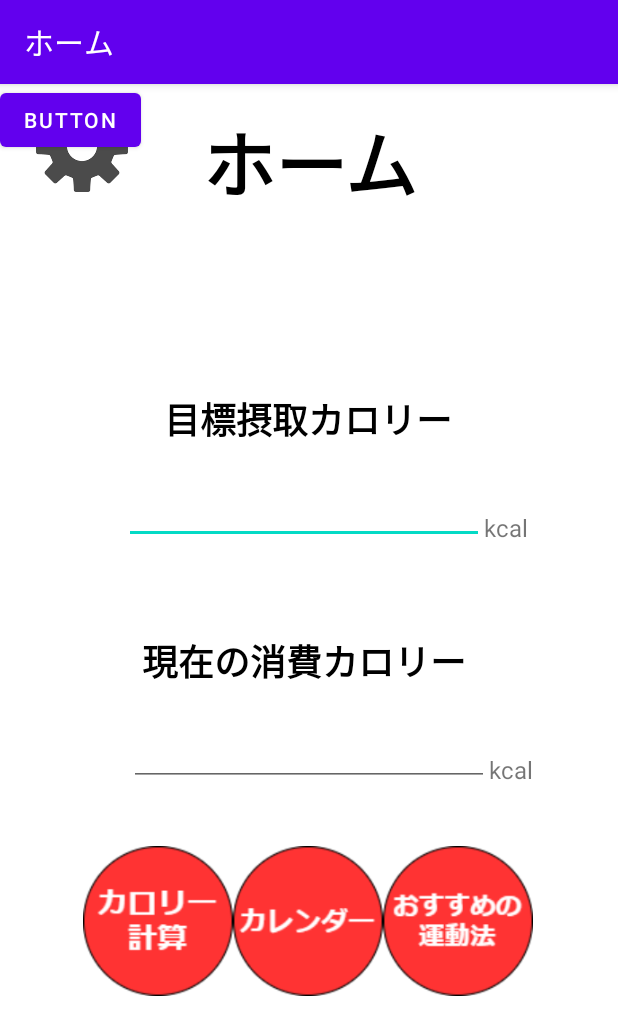
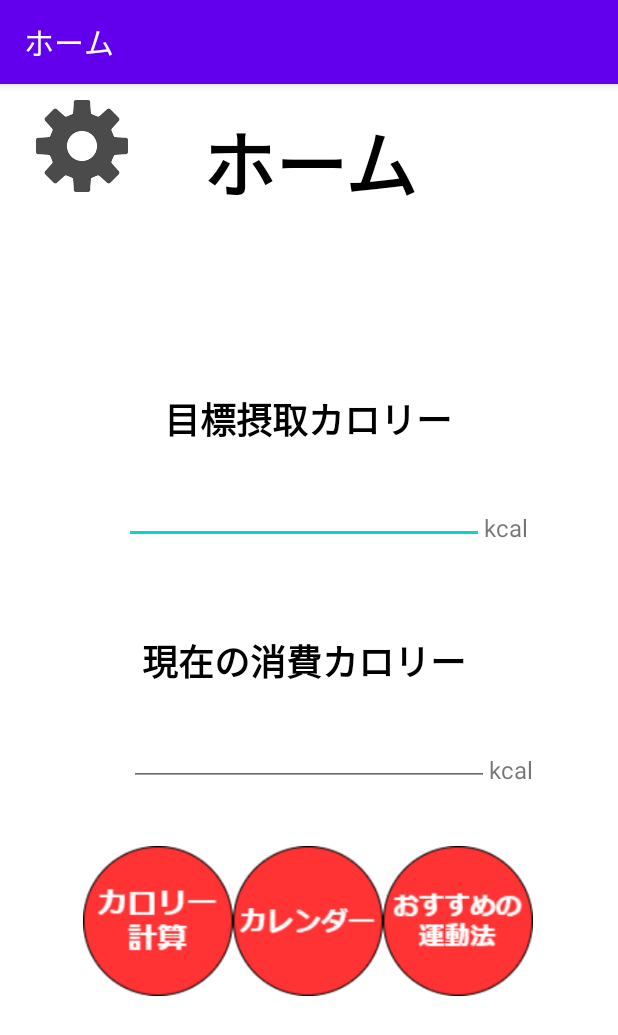
Before and after one commit to spr2040136/maslog2, an Android app: the screen it shows after launch (Mainhome), on a phone screen of 412 x 824 dp. Shown: the top 1035 px of the screen. Run offline under Robolectric (Android 15) with nearby library versions, the phone set to English and light mode, and no system bars; our stand-ins replace Firebase (no records; nobody signed in at launch, a user with empty details on screens opened directly).

Commit message:
とりあえず最新の状態パート２

```diff
--- a/app/src/main/java/com/homesetting/configuration/Mainhome.kt
+++ b/app/src/main/java/com/homesetting/configuration/Mainhome.kt
@@ -20,13 +20,7 @@ class Mainhome : AppCompatActivity() {
         super.onCreate(savedInstanceState)
         binding = ActivityMainhomeBinding.inflate(layoutInflater)
         setContentView(binding.root)
-        val database = FirebaseDatabase.getInstance()
-        val ref = database.getReference("hogehoge")
-        val buttonWrite = findViewById<Button>(R.id.button)
 
-        buttonWrite.setOnClickListener {
-            ref.setValue("fugafuga")
-        }
 
         binding.settingButton.setOnClickListener { onsettingButtonTapped(it) }
         binding.motionButton.setOnClickListener { onmotionButtonTapped(it) }
--- a/app/src/main/res/layout/activity_mainhome.xml
+++ b/app/src/main/res/layout/activity_mainhome.xml
@@ -143,13 +143,5 @@
         app:layout_constraintStart_toEndOf="@+id/imageButton3"
         app:srcCompat="@drawable/picc" />
 
-    <Button
-        android:id="@+id/button"
-        android:layout_width="wrap_content"
-        android:layout_height="wrap_content"
-        android:text="Button"
-        tools:layout_editor_absoluteX="152dp"
-        tools:layout_editor_absoluteY="648dp"
-        tools:ignore="MissingConstraints" />
 
 </androidx.constraintlayout.widget.ConstraintLayout>
```
